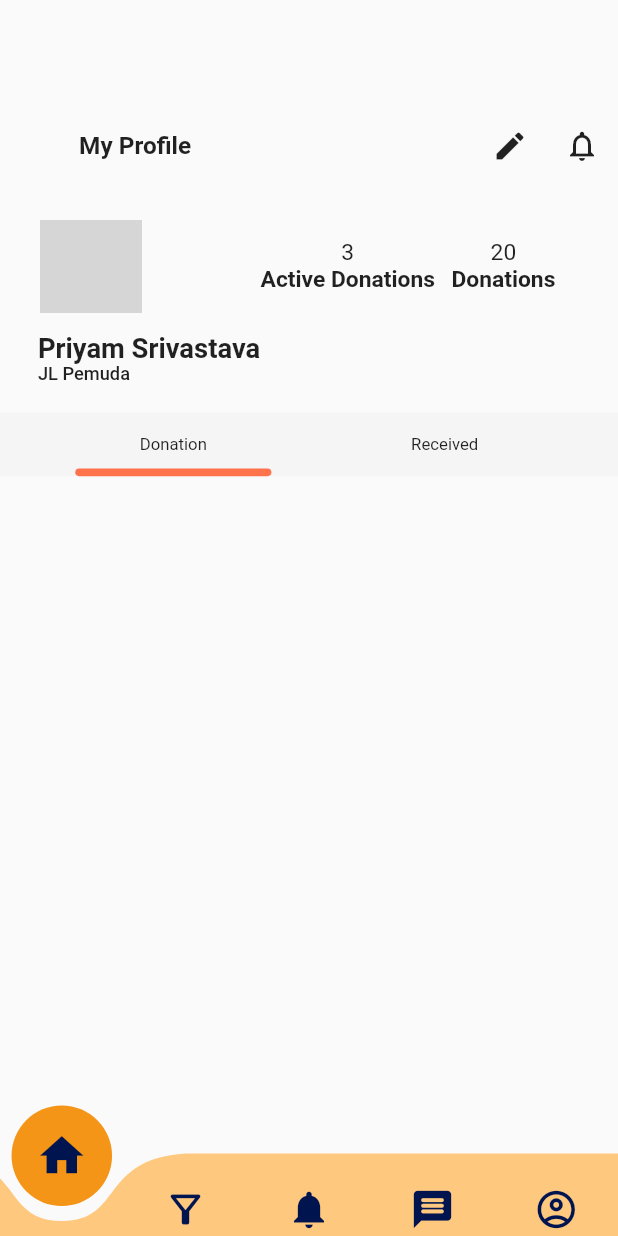
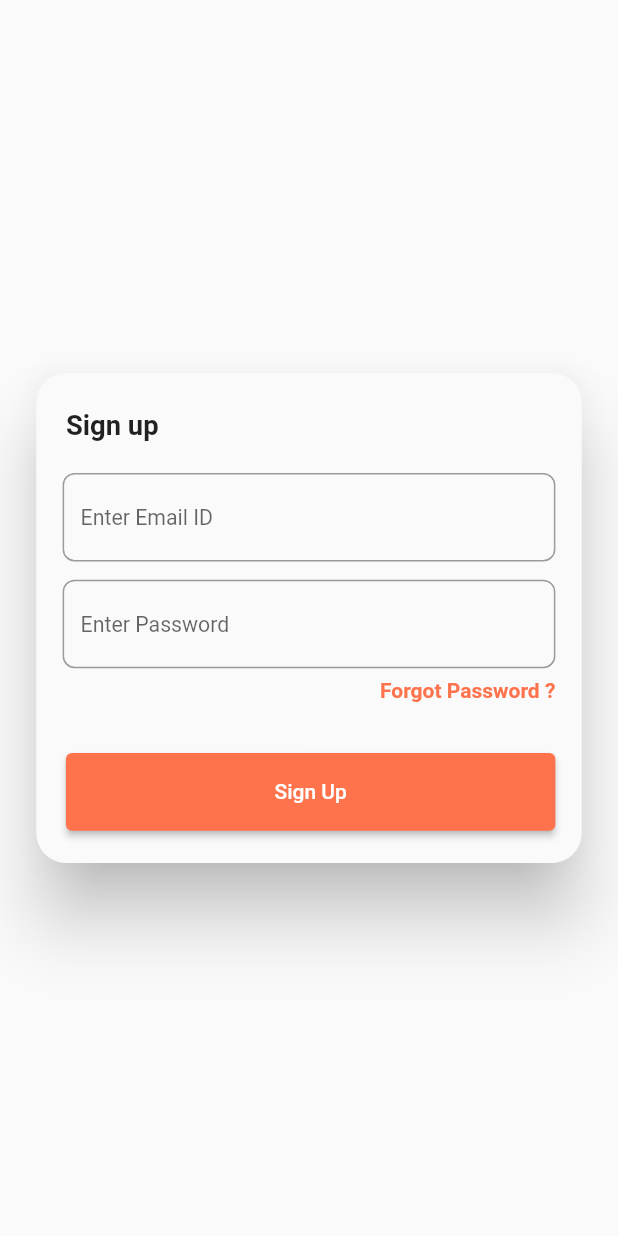
Before and after one commit to ipriyam26/Waste-Not, a Flutter app: the screen it shows after launch, on a phone screen of 412 x 824 dp. Run offline on Flutter 3.47's test engine with Material 2 defaults, Android fonts, the light colour scheme and no system bars; drawn by our look-alikes of curved_navigation_bar; our stand-ins replace carousel_slider, flutter_screenutil; missing offline and left inert: dart:ffi; grey boxes are pictures that could not be loaded.

Commit message:
Sign up done

```diff
--- a/lib/main.dart
+++ b/lib/main.dart
@@ -1,6 +1,7 @@
 import 'package:flutter/material.dart';
 import 'package:flutter_screenutil/flutter_screenutil.dart';
 import 'package:waste_not/screens/profile.dart';
+import 'package:waste_not/screens/signup.dart';
 import 'package:waste_not/screens/splash.dart';
 
 void main() => runApp(const MyApp());
@@ -19,7 +20,7 @@ class MyApp extends StatelessWidget {
       builder: (context, a) {
         return const MaterialApp(
           debugShowCheckedModeBanner: false,
-          home: ProfileScreen(),
+          home: SignupScreen(),
         );
       },
     );
--- /dev/null
+++ b/lib/screens/signup.dart
@@ -0,0 +1,77 @@
+import 'package:flutter/material.dart';
+import 'package:flutter_screenutil/flutter_screenutil.dart';
+
+class SignupScreen extends StatelessWidget {
+  const SignupScreen({Key? key}) : super(key: key);
+
+  @override
+  Widget build(BuildContext context) {
+    return Scaffold(
+      body: Center(
+          child: Material(
+        elevation: 20,
+        borderRadius: BorderRadius.circular(20),
+        child: Container(
+          height: 322.h,
+          width: 331.w,
+          child:
+              Column(crossAxisAlignment: CrossAxisAlignment.start, children: [
+            Container(
+              padding: EdgeInsets.only(left: 18.w, top: 24.h, bottom: 12.h),
+              child: Text(
+                "Sign up",
+                style: TextStyle(fontWeight: FontWeight.w600, fontSize: 18.sp),
+              ),
+            ),
+            Container(
+              padding: EdgeInsets.symmetric(horizontal: 16.w, vertical: 9.h),
+              child: TextField(
+                decoration: InputDecoration(
+                    hintText: 'Enter Email ID',
+                    hintStyle: TextStyle(
+                      fontSize: 14.sp
+                    ),
+                    border: OutlineInputBorder(
+                        borderRadius: BorderRadius.circular(8))),
+              ),
+            ), Container(
+              padding: EdgeInsets.symmetric(horizontal: 16.w, vertical: 3.h),
+              child: Column(
+crossAxisAlignment: CrossAxisAlignment.end,
+                children: [
+                  TextField(
+                    decoration: InputDecoration(
+                        hintText: 'Enter Password',
+                        hintStyle: TextStyle(
+                          fontSize: 14.sp
+                        ),
+                        border: OutlineInputBorder(
+                            borderRadius: BorderRadius.circular(8))),
+                  ),
+                  SizedBox(height: 7.h,),
+            const Text('Forgot Password ?',
+            style: TextStyle(color: Color(0xffFE724C),
+            fontWeight: FontWeight.bold
+            ),
+            ),
+
+                ],
+              ),
+            ),
+Container(
+  height: 51.h,
+  width: 297.w,
+  margin: EdgeInsets.only(left: 18.w,top: 30.h),
+  child:   ElevatedButton(onPressed: (){}, child: Text('Sign Up'),
+
+  style: ElevatedButton.styleFrom(
+    primary: Color(0xffFE724C)
+  ),
+  ),
+)
+          ]),
+        ),
+      )),
+    );
+  }
+}
```
